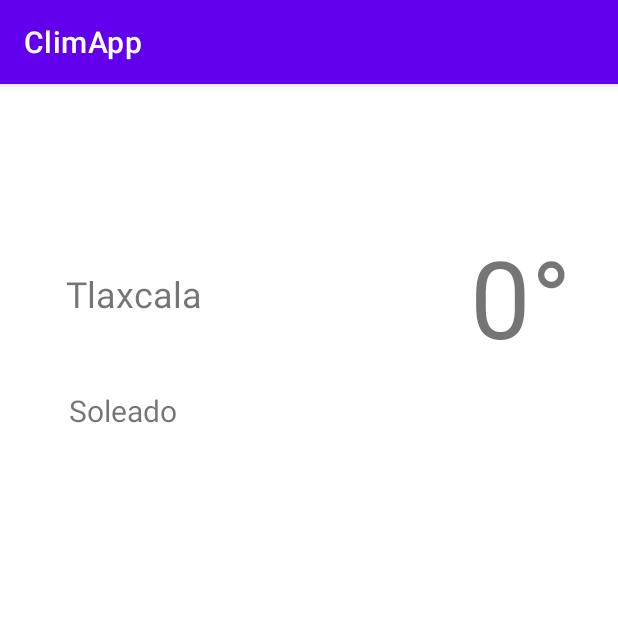
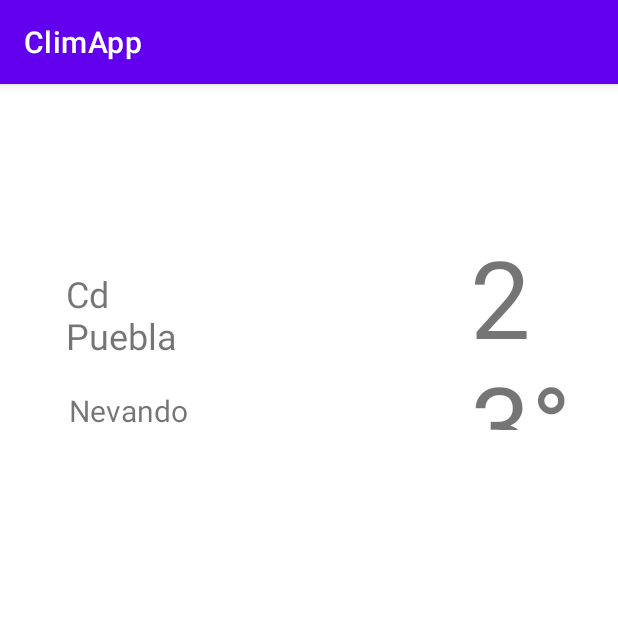
Before and after one commit to Davidhernandezn/ClimApp, an Android app: the screen it shows after launch (MainActivity), after a tap on "PUEBLA", on a phone screen of 412 x 824 dp, the top half of it. Run offline under Robolectric (Android 15) with nearby library versions, the light colour scheme and no system bars.

Commit message:
Se agregaron intents con envio de información para cada estado, actualmente solo se cuenta con dos

```diff
--- /dev/null
+++ b/app/src/main/java/com/davidhernandezn/climapp/Ciudad.kt
@@ -0,0 +1,14 @@
+package com.davidhernandezn.climapp
+
+class Ciudad(nombre:String, grados:Int, estatus:String){
+
+    var nombre:String = ""
+    var grados:Int = 0
+    var estatus:String = ""
+
+    init {
+        this.nombre = nombre
+        this.grados = grados
+        this.estatus = estatus
+    }
+}
--- a/app/src/main/java/com/davidhernandezn/climapp/Ciudades.kt
+++ b/app/src/main/java/com/davidhernandezn/climapp/Ciudades.kt
@@ -8,6 +8,8 @@ import android.widget.Button
 import android.widget.Toast
 
 class Ciudades : AppCompatActivity() {
+    val TAG = "com.davidhernandezn.climapp.ciudades.CIUDAD"
+
     override fun onCreate(savedInstanceState: Bundle?) {
         Thread.sleep(2000)//no recomendado
         setTheme(R.style.Theme_ClimApp)
@@ -20,12 +22,14 @@ class Ciudades : AppCompatActivity() {
         btnTlaxcala.setOnClickListener (View.OnClickListener {
             //Toast.makeText(this, "Tlaxcala City", Toast.LENGTH_SHORT).show()
             val intent = Intent(this, MainActivity::class.java)
+            intent.putExtra(TAG, "cd-tlaxcala")
             startActivity(intent)
         })
 
         btnPuebla.setOnClickListener (View.OnClickListener {
             //Toast.makeText(this, "Cd Puebla", Toast.LENGTH_SHORT).show()
             val intent = Intent(this, MainActivity::class.java)
+            intent.putExtra(TAG, "cd-puebla")
             startActivity(intent)
         })
     }
--- a/app/src/main/java/com/davidhernandezn/climapp/MainActivity.kt
+++ b/app/src/main/java/com/davidhernandezn/climapp/MainActivity.kt
@@ -2,11 +2,41 @@ package com.davidhernandezn.climapp
 
 import androidx.appcompat.app.AppCompatActivity
 import android.os.Bundle
+import android.widget.TextView
+import android.widget.Toast
 
 class MainActivity : AppCompatActivity() {
+
+    var tvCiudad:TextView? = null
+    var tvGrados:TextView? = null
+    var tvEstatus:TextView? = null
+
     override fun onCreate(savedInstanceState: Bundle?) {
-
         super.onCreate(savedInstanceState)
         setContentView(R.layout.activity_main)
+
+        tvCiudad = findViewById(R.id.tvCiudad)
+        tvGrados = findViewById(R.id.tvGrados)
+        tvEstatus= findViewById(R.id.tvEstatus)
+
+        val ciudad = intent.getStringExtra("com.davidhernandezn.climapp.ciudades.CIUDAD")
+      //  Toast.makeText(this, ciudad, Toast.LENGTH_SHORT).show()
+
+        val ciudadtlx = Ciudad("Cd Tlaxcala", 15, "lluvioso")
+        val ciudadpue = Ciudad("Cd Puebla", 23, "Nevando")
+
+        if(ciudad == "cd-tlaxcala"){
+            tvCiudad?.text = ciudadtlx.nombre
+            tvGrados?.text = ciudadtlx.grados.toString()+ "°"
+            tvEstatus?.text = ciudadtlx.estatus
+
+        }else if (ciudad == "cd-puebla"){
+            tvCiudad?.text = ciudadpue.nombre
+            tvGrados?.text = ciudadpue.grados.toString()+ "°"
+            tvEstatus?.text = ciudadpue.estatus
+
+        }else{
+            Toast.makeText(this,"No hay información", Toast.LENGTH_SHORT).show()
+        }
     }
 }
```
